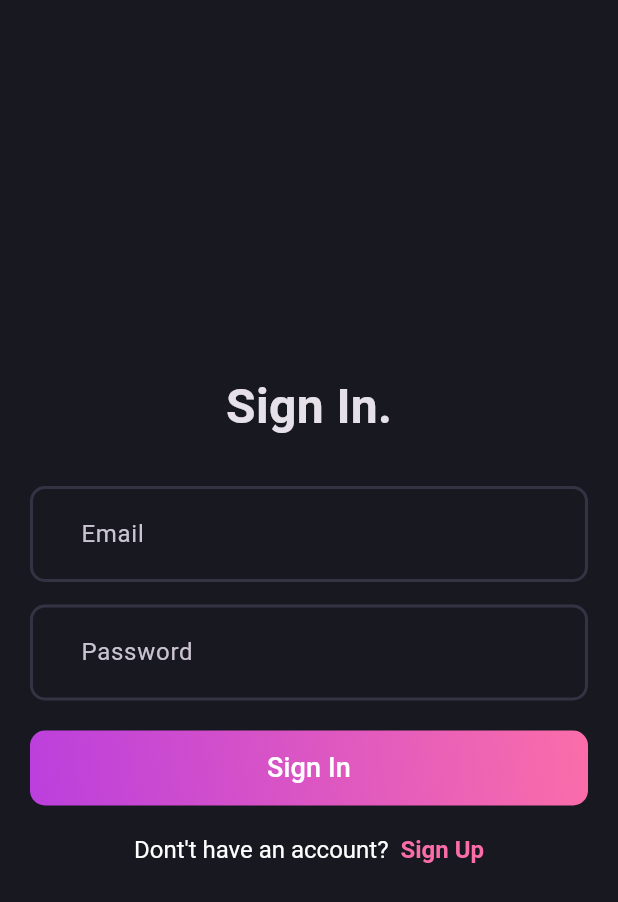
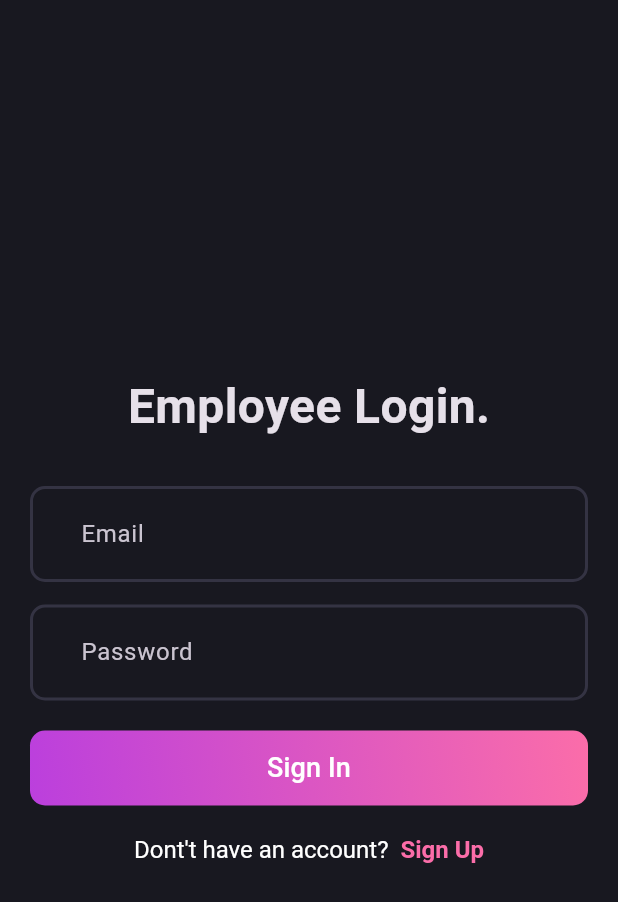
Before and after one commit to akibahmed229/repairshop-app, a Flutter app: the screen it shows after launch, on a phone screen of 412 x 824 dp. Shown: the top 902 px of the screen. Run offline on Flutter 3.47's test engine with Material 3 defaults, Android fonts, the light colour scheme and no system bars; our stand-ins replace flutter_bloc, fpdart, get_it, internet_connection_checker_plus, shared_preferences, sqflite; accounts and stored records are empty.

Commit message:
feat: some changes

```diff
--- a/lib/core/common/entities/user_entities.dart
+++ b/lib/core/common/entities/user_entities.dart
@@ -2,12 +2,16 @@ class UserEntities {
   final String id;
   final String name;
   final String email;
+  final List<String>? roles;
+  final bool? active;
   final String? token;
 
   const UserEntities({
     required this.id,
     required this.name,
     required this.email,
+    required this.roles,
+    required this.active,
     this.token,
   });
 }
--- a/lib/features/auth/presentation/bloc/auth_bloc.dart
+++ b/lib/features/auth/presentation/bloc/auth_bloc.dart
@@ -27,7 +27,7 @@ class AuthBloc extends Bloc<AuthEvent, AuthState> {
        _currentUser = currentUser,
        _appWideUserCubit = appWideUserCubit,
        super(AuthInitial()) {
-    on<AuthEvent>((_, emit) => AuthLoading());
+    on<AuthEvent>((_, emit) => emit(AuthLoading()));
     on<AuthSignUpEvent>(_onAuthSignUpEvent);
     on<AuthLogInEvent>(_onAuthLogInEvent);
     on<AuthIsUserLoggedInEvent>(_onAuthIsUserLoggedInEvent);
@@ -69,14 +69,8 @@ class AuthBloc extends Bloc<AuthEvent, AuthState> {
     final res = await _currentUser(NoParams());
 
     res.fold(
-      (failure) {
-        print("Auth check failed: ${failure.message}");
-        emit(AuthFailure(failure.message));
-      },
-      (user) {
-        print("User loaded: ${user.email}, token: ${user.token}");
-        _updateAppWideUserState(user, emit);
-      },
+      (failure) => emit(AuthFailure(failure.message)),
+      (user) => _updateAppWideUserState(user, emit),
     );
   }
 
--- a/lib/features/auth/presentation/pages/login_page.dart
+++ b/lib/features/auth/presentation/pages/login_page.dart
@@ -45,7 +45,7 @@ class _LoginPageState extends State<LoginPage> {
               if (state is AuthFailure) {
                 showSnackBar(context, state.message);
               } else if (state is AuthSuccess) {
-                showSnackBar(context, 'Token: ${state.user.token}');
+                showSnackBar(context, 'UserStatus: ${state.user.roles}');
 
                 _emailController.clear();
                 _passwordController.clear();
@@ -62,7 +62,7 @@ class _LoginPageState extends State<LoginPage> {
                   mainAxisAlignment: MainAxisAlignment.center,
                   children: [
                     const Text(
-                      'Sign In.',
+                      'Employee Login.',
                       style: TextStyle(
                         fontSize: 32,
                         fontWeight: FontWeight.bold,
--- a/lib/features/auth/presentation/pages/signup_page.dart
+++ b/lib/features/auth/presentation/pages/signup_page.dart
@@ -70,7 +70,7 @@ class _SignupPageState extends State<SignupPage> {
                   mainAxisAlignment: MainAxisAlignment.center,
                   children: [
                     const Text(
-                      'Sign Up.',
+                      'Employee SignUp.',
                       style: TextStyle(
                         fontSize: 32,
                         fontWeight: FontWeight.bold,
--- a/pubspec.yaml
+++ b/pubspec.yaml
@@ -44,6 +44,7 @@ dependencies:
   fpdart: ^1.1.1
   path_provider: ^2.0.0
   shared_preferences: ^2.5.3
+  sqflite: ^2.4.2
 
 dev_dependencies:
   flutter_test:
```
Also changed, not shown: lib/core/network/connection_checker.dart (added, +14 -0 lines), lib/features/auth/data/datasources/auth_local_data_source.dart (added, +41 -0 lines), lib/features/auth/data/models/user_model.dart (+16 -1 lines), pubspec.lock, 2 other files.
